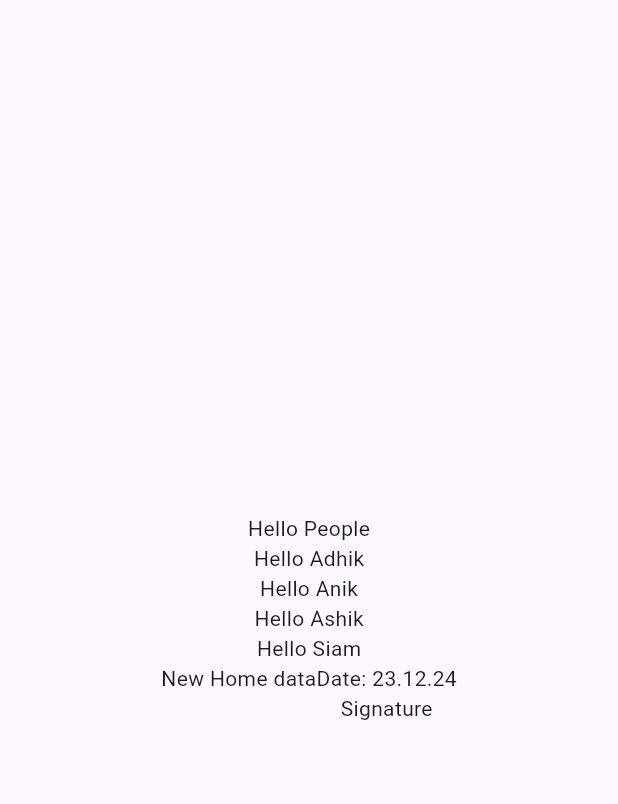
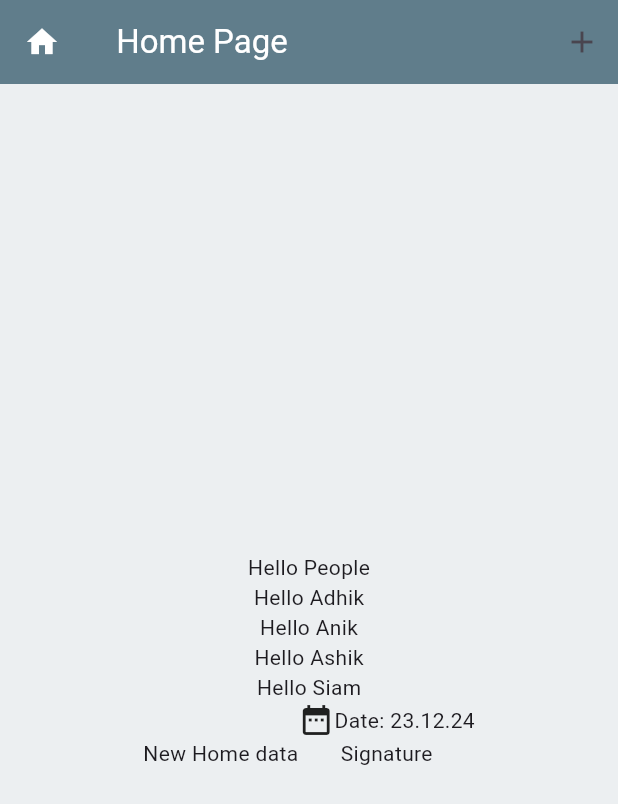
Before and after one commit to ashikmoinul/flutter_basics, a Flutter app: the screen it shows after launch, on a phone screen of 412 x 824 dp. Shown: the top 804 px of the screen. Run offline on Flutter 3.47's test engine with Material 3 defaults, Android fonts, the phone set to English and light mode, and no system bars.

Commit message:
Add Icon Button and Action Button in Home Screen

```diff
--- a/lib/main.dart
+++ b/lib/main.dart
@@ -19,7 +19,42 @@ class MyApp extends StatelessWidget {
 class Home extends StatelessWidget {
   @override
   Widget build(BuildContext context) {
-    return const Scaffold(
+    return Scaffold(
+      backgroundColor: Colors.blueGrey.shade50,
+      appBar: AppBar(
+        backgroundColor: Colors.blueGrey,
+        title: Text(
+          ' Home Page',
+          style: TextStyle(
+            color: Colors.white,
+          ),
+        ),
+        leading: Icon(
+          Icons.home,
+          color: Colors.white,
+        ),
+        actions: [
+          IconButton(
+            onPressed: () {
+              // ScaffoldMessenger.of(context).showSnackBar(
+              //   SnackBar(
+              //     content: Text('This message has been saved'),
+              //     backgroundColor: Colors.redAccent,
+              //     duration: Duration(seconds: 4),
+              //   ),
+              // );
+
+              showDialog(context: context, builder: (context) {
+                return AlertDialog(
+                  title: Text('Are you sure?'),
+                  content: Text('Its urgent'),
+                );
+              });
+            },
+            icon: Icon(Icons.add),
+          ),
+        ],
+      ),
       body: Center(
         child: Column(
           mainAxisAlignment: MainAxisAlignment.center,
@@ -33,21 +68,27 @@ class Home extends StatelessWidget {
             Text('Hello Siam'),
             Row(
               mainAxisAlignment: MainAxisAlignment.center,
-              crossAxisAlignment: CrossAxisAlignment.start,
+              crossAxisAlignment: CrossAxisAlignment.end,
               // mainAxisSize: MainAxisSize.min,
               children: [
                 Text('New Home '),
                 Text('data'),
                 Column(
+                  mainAxisAlignment: MainAxisAlignment.center,
+                  crossAxisAlignment: CrossAxisAlignment.center,
                   children: [
+                    Row(
+                      children: [
+                        Icon(Icons.date_range),
                         Text('Date: 23.12.24'),
-                        Text('Signature'),
+                      ],
+                    ),
+                    Text('Signature'),
                   ],
                 )
               ],
             )
           ],
-
         ),
       ),
     );
```
